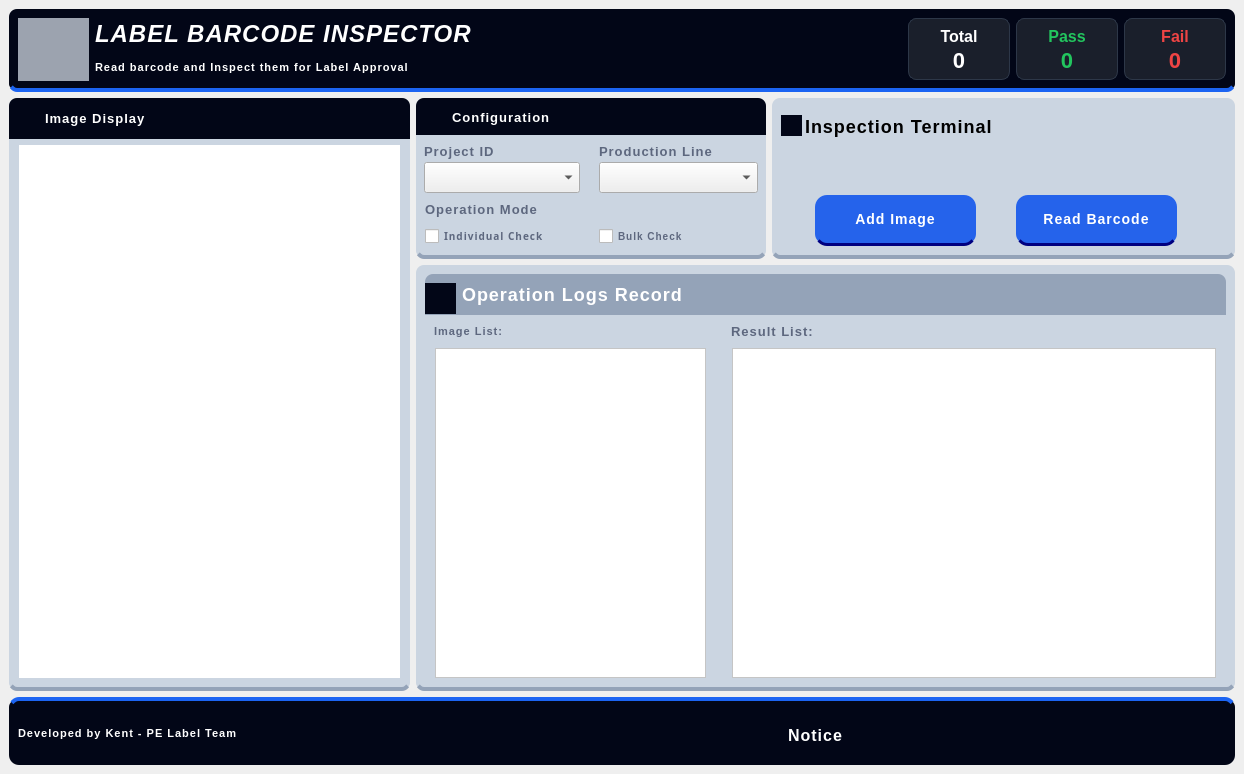
This is barcode_ux_230226.ui in kentDevOps/ReadBarcode as Qt 5 draws it before an edit. The edited form follows.
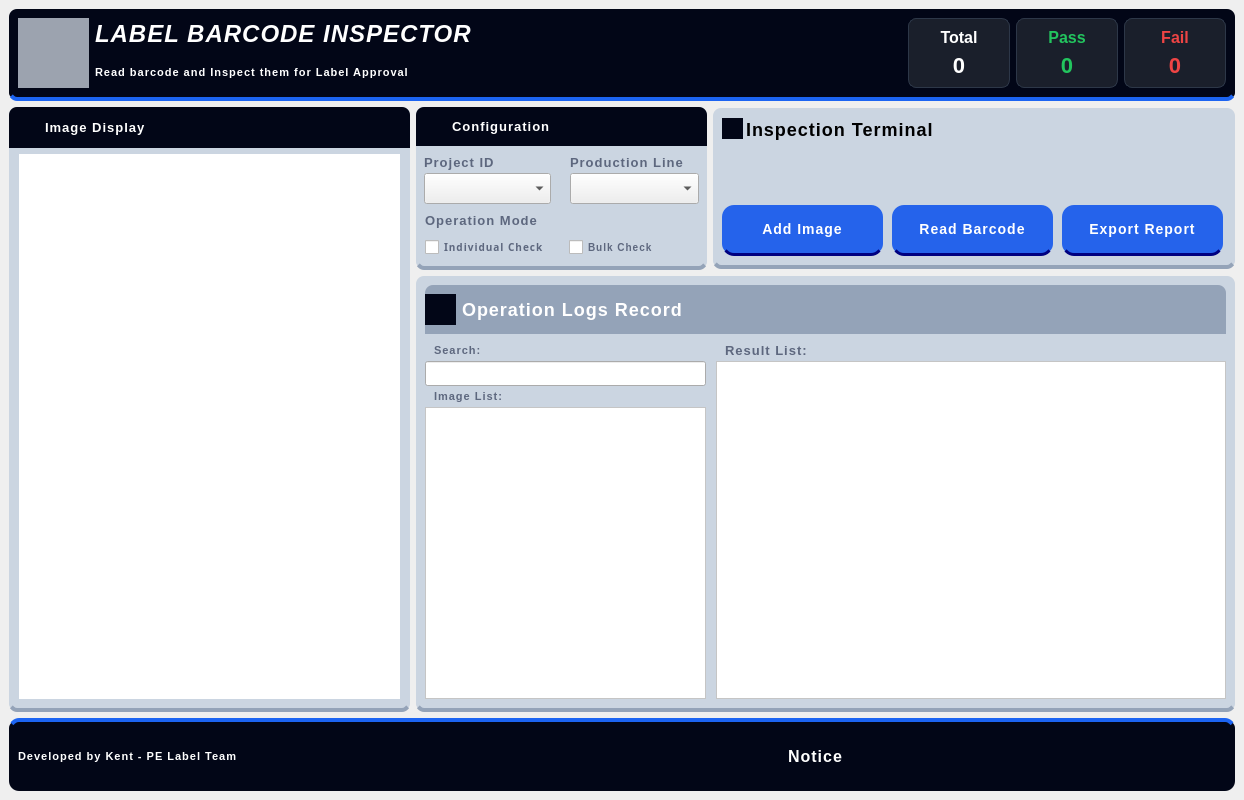
This is the edited form. Icons and pictures are not drawn.

Commit message: Sua lai Gui , add list img name , search

The edit to the form file:
```diff
--- a/barcode_ux_230226.ui
+++ b/barcode_ux_230226.ui
@@ -7,7 +7,7 @@
     <x>0</x>
     <y>0</y>
     <width>1244</width>
-    <height>774</height>
+    <height>800</height>
    </rect>
   </property>
   <property name="windowTitle">
@@ -62,7 +62,7 @@
           <number>0</number>
          </property>
          <property name="bottomMargin">
-          <number>44</number>
+          <number>58</number>
          </property>
          <item>
           <widget class="QLabel" name="terminationFr_icon">
@@ -118,6 +118,9 @@
        </item>
        <item row="1" column="0">
         <layout class="QHBoxLayout" name="horizontalLayout_4">
+         <property name="spacing">
+          <number>20</number>
+         </property>
          <property name="rightMargin">
           <number>14</number>
          </property>
@@ -217,6 +220,54 @@
            </property>
           </widget>
          </item>
+         <item>
+          <widget class="QPushButton" name="btnExport">
+           <property name="sizePolicy">
+            <sizepolicy hsizetype="Fixed" vsizetype="Fixed">
+             <horstretch>0</horstretch>
+             <verstretch>0</verstretch>
+            </sizepolicy>
+           </property>
+           <property name="minimumSize">
+            <size>
+             <width>161</width>
+             <height>51</height>
+            </size>
+           </property>
+           <property name="styleSheet">
+            <string notr="true">/* Trạng thái bình thường */
+#btnExport {
+    background-color: #2563EB;      /* Màu xanh chủ đạo */
+    color: white;
+    border-radius: 12px;           /* Bo góc lớn như trong hình */
+    font-weight: bold;
+    font-size: 14px;
+    letter-spacing: 1px;           /* Khoảng cách chữ cho thoáng */
+    border: none;
+    padding: 10px 20px;            /* Khoảng cách đệm bên trong */
+	border-bottom: 3px solid #000080;
+}
+
+/* Trạng thái khi Hover vào nút */
+#btnExport:hover {
+    background-color: #1D4ED8;      /* Màu đậm hơn một chút */
+    /* Phóng to bằng cách tăng padding để không làm rung layout */
+    padding: 15px 27px;             
+    font-size: 15px;                /* Chữ to lên 1px */
+}
+#btnExport:pressed {
+    background-color: #3a5a80;   /* Màu khi bấm */
+    padding-left: 12px;           /* Giảm padding để cảm giác nhỏ lại */
+    padding-top: 8px;
+    transform: scale(0.95);       /* (Không hỗ trợ trong Qt CSS, chỉ có thể dùng animation) */
+}
+</string>
+           </property>
+           <property name="text">
+            <string>Export Report</string>
+           </property>
+          </widget>
+         </item>
         </layout>
        </item>
       </layout>
@@ -753,6 +804,12 @@
        <enum>QFrame::Shadow::Raised</enum>
       </property>
       <layout class="QGridLayout" name="gridLayout_11">
+       <property name="horizontalSpacing">
+        <number>0</number>
+       </property>
+       <property name="verticalSpacing">
+        <number>6</number>
+       </property>
        <item row="0" column="0" colspan="2">
         <widget class="QFrame" name="fr_log">
          <property name="minimumSize">
@@ -835,6 +892,12 @@
        </item>
        <item row="1" column="0">
         <layout class="QVBoxLayout" name="verticalLayout_4">
+         <property name="spacing">
+          <number>0</number>
+         </property>
+         <property name="leftMargin">
+          <number>0</number>
+         </property>
          <item>
           <widget class="QLabel" name="configFr_title_2">
            <property name="minimumSize">
@@ -856,6 +919,52 @@
 }</string>
            </property>
            <property name="text">
+            <string>Search:</string>
+           </property>
+          </widget>
+         </item>
+         <item>
+          <widget class="QLineEdit" name="tx_search">
+           <property name="sizePolicy">
+            <sizepolicy hsizetype="Minimum" vsizetype="Preferred">
+             <horstretch>0</horstretch>
+             <verstretch>0</verstretch>
+            </sizepolicy>
+           </property>
+           <property name="minimumSize">
+            <size>
+             <width>250</width>
+             <height>25</height>
+            </size>
+           </property>
+           <property name="styleSheet">
+            <string notr="true">
+margin-right: 10px;
+</string>
+           </property>
+          </widget>
+         </item>
+         <item>
+          <widget class="QLabel" name="configFr_title_4">
+           <property name="minimumSize">
+            <size>
+             <width>241</width>
+             <height>21</height>
+            </size>
+           </property>
+           <property name="styleSheet">
+            <string notr="true">#configFr_title_4
+{
+	color: #5D677E;              /* Màu trắng */
+    font-family: &quot;Segoe UI&quot;, sans-serif; /* Font không chân hiện đại */
+    font-weight: 900;            /* Độ dày tối đa */
+    font-style: normal;          /* Chữ nghiêng */
+    font-size: 11px;             /* Kích thước chữ */
+    letter-spacing: 1px;         /* Khoảng cách giữa các chữ */
+	margin-left: 6px;
+}</string>
+           </property>
+           <property name="text">
             <string>Image List:</string>
            </property>
           </widget>
@@ -871,12 +980,12 @@
            <property name="minimumSize">
             <size>
              <width>291</width>
-             <height>330</height>
+             <height>280</height>
             </size>
            </property>
            <property name="styleSheet">
             <string notr="true">background-color: rgb(255, 255, 255);
-margin-left: 10px;
+
 margin-right: 10px;
 </string>
            </property>
@@ -886,6 +995,9 @@
        </item>
        <item row="1" column="1">
         <layout class="QVBoxLayout" name="verticalLayout_5">
+         <property name="leftMargin">
+          <number>0</number>
+         </property>
          <item>
           <widget class="QLabel" name="configFr_title_3">
            <property name="minimumSize">
@@ -921,8 +1033,7 @@
            </property>
            <property name="styleSheet">
             <string notr="true">background-color: rgb(255, 255, 255);
-margin-left: 10px;
-margin-right: 10px;
+
 </string>
            </property>
           </widget>
```
Left out of the diff: 64 changed lines with no effect on the pictures. The commit also changes 9 other files.
